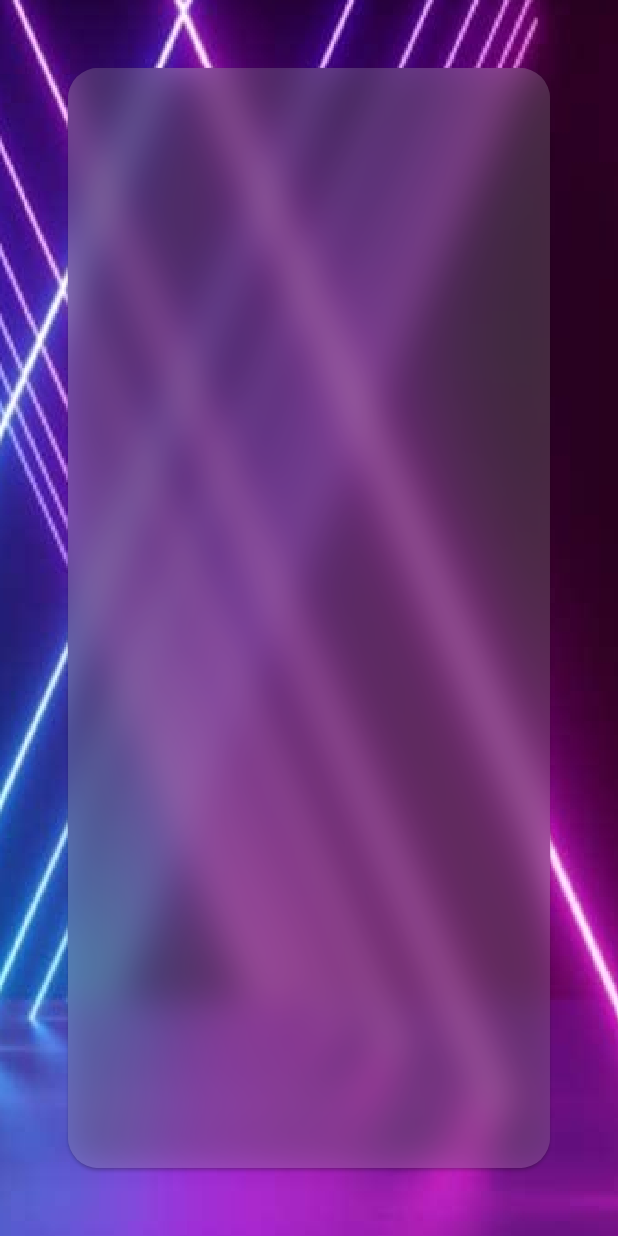
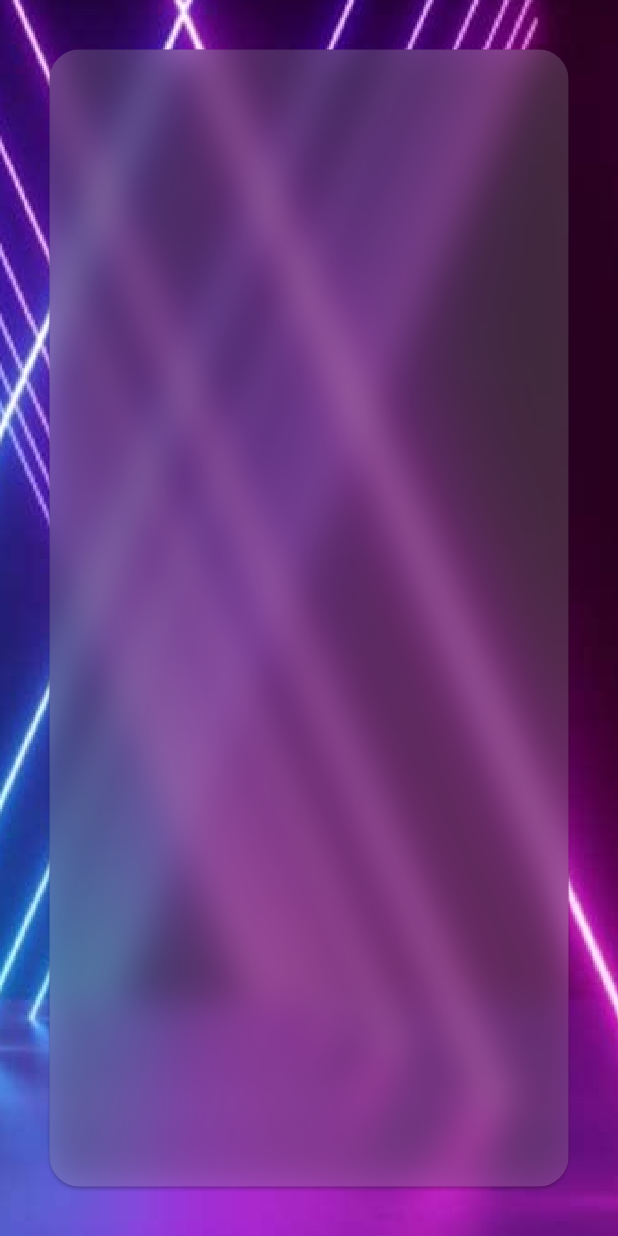
Before and after one commit to jinosh05/nike_landing_page, a Flutter app: the screen it shows after launch, on a phone screen of 412 x 824 dp. Run offline on Flutter 3.47's test engine with Material 2 defaults, Android fonts, the phone set to English and light mode, and no system bars; drawn by our look-alikes of glass_kit; our stand-ins replace google_fonts, responsive_builder.

Commit message:
padding updated

```diff
--- a/lib/presentations/landing_page/landing_page.dart
+++ b/lib/presentations/landing_page/landing_page.dart
@@ -23,7 +23,8 @@ class LandingPage extends StatelessWidget {
               ),
               fit: BoxFit.cover,
               filterQuality: FilterQuality.none)),
-      padding: EdgeInsets.all(MediaQuery.of(context).size.height * 0.05),
+      padding: EdgeInsets.symmetric(
+          horizontal: SizeConfig.width_7, vertical: SizeConfig.height_3_5),
       child: Card(
         color: Colors.transparent,
         shape: RoundedRectangleBorder(
```
